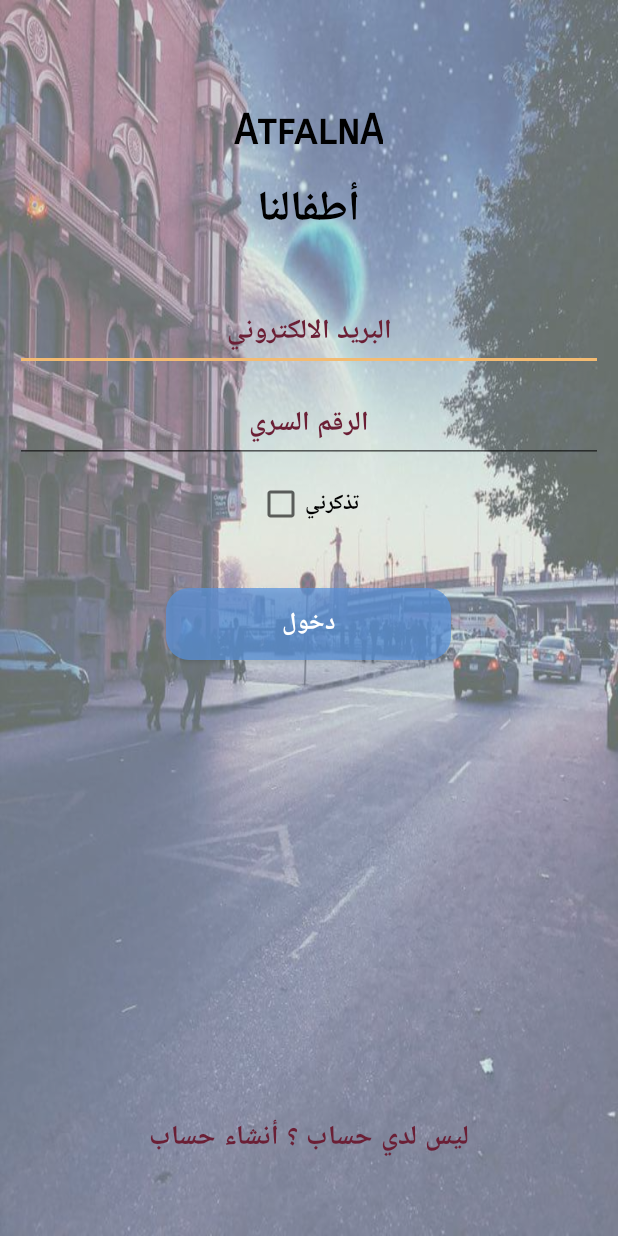
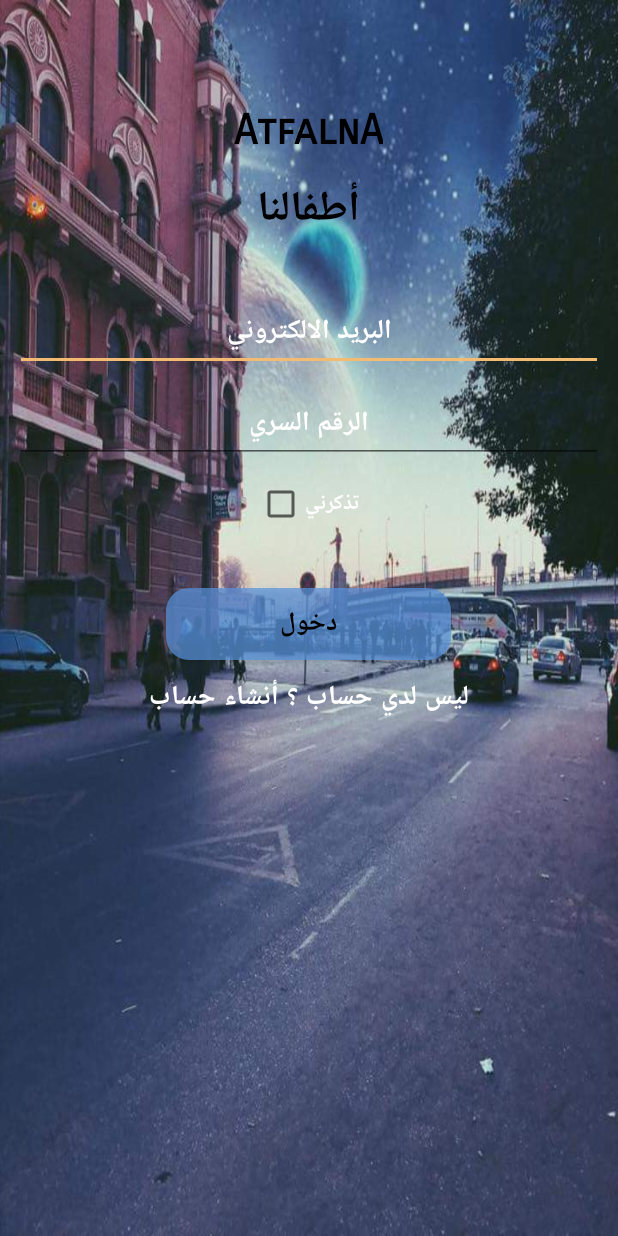
Before and after one commit to amrm2018/amr_project, an Android app: the screen it shows after launch (Login_Activity), on a phone screen of 412 x 824 dp. Run offline under Robolectric (Android 15) with nearby library versions, the phone set to English and light mode, and no system bars.

Commit message:
done desgin welcome screen + login + registration

```diff
--- a/app/src/main/java/atfalna/atfalna/Login_Activity.java
+++ b/app/src/main/java/atfalna/atfalna/Login_Activity.java
@@ -21,5 +21,6 @@ public class Login_Activity extends AppCompatActivity {
     }
 
     public void btn_go_Register(View view) {
+        startActivity(new Intent(getApplicationContext(),Registraion_Activity.class));
     }
 }
--- a/app/src/main/java/atfalna/atfalna/Registraion_Activity.java
+++ b/app/src/main/java/atfalna/atfalna/Registraion_Activity.java
@@ -1,5 +1,6 @@
 package atfalna.atfalna;
 
+import android.content.Intent;
 import android.support.v7.app.AppCompatActivity;
 import android.os.Bundle;
 import android.view.View;
@@ -13,5 +14,6 @@ public class Registraion_Activity extends AppCompatActivity {
     }
 
     public void btn_go_Login(View view) {
+        startActivity(new Intent(getApplicationContext(),Login_Activity.class));
     }
 }
--- a/app/src/main/res/layout/activity_login.xml
+++ b/app/src/main/res/layout/activity_login.xml
@@ -6,12 +6,12 @@
     android:layout_width="match_parent"
     android:layout_height="match_parent"
     tools:context="atfalna.atfalna.Login_Activity"
-    android:background="@drawable/bg_login_4">
+    >
 
     <RelativeLayout
         android:layout_width="match_parent"
         android:layout_height="match_parent"
-        android:background="#61f0f0f1">
+        android:background="@drawable/bg_login_4">
 
 
         <TextView
@@ -63,7 +63,7 @@
                     android:gravity="center_horizontal"
                     android:hint="البريد الالكتروني"
                     android:inputType="textEmailAddress"
-                android:textColorHint="@color/color3"
+                    android:textColorHint="@color/colorWhite"
                     android:textStyle="bold" />
 
                 <EditText
@@ -76,7 +76,8 @@
                     android:gravity="center_horizontal"
                     android:hint="الرقم السري"
                     android:inputType="textPassword"
-                android:textColorHint="@color/color3"
+                    android:textColorHint="@color/colorWhite"
+                    android:textColor="@color/colorWhite"
                     android:textStyle="bold" />
 
                 <CheckBox
@@ -88,7 +89,7 @@
                     android:layout_marginTop="11dp"
                     android:text="تذكرني"
                     android:enabled="true"
-                android:textColor="#000"
+                    android:textColor="#fff"
                     android:textStyle="bold" />
 
                 <Button
@@ -102,27 +103,26 @@
                     android:layout_marginBottom="10dp"
                     android:background="@drawable/styel_btn_login"
                     android:text="دخول"
-                android:textColor="#fff"
-                android:textSize="16sp"
+                    android:textColor="#000"
+                    android:textSize="17sp"
                     android:textStyle="bold" />
-
-        </RelativeLayout>
-
-    </ScrollView>
 
                 <TextView
                     android:id="@+id/tv_go_register"
                     android:layout_width="wrap_content"
                     android:layout_height="wrap_content"
-            android:layout_alignParentBottom="true"
+                    android:layout_below="@+id/button"
                     android:layout_centerHorizontal="true"
-            android:layout_marginBottom="50dp"
                     android:fontFamily="sans-serif-smallcaps"
                     android:onClick="btn_go_Register"
                     android:text="ليس لدي حساب ؟ أنشاء حساب"
-            android:textColor="@color/color3"
+                    android:textColor="@color/colorWhite"
                     android:textSize="18sp"
                     android:textStyle="bold" />
+            </RelativeLayout>
+
+        </ScrollView>
+
 
     </RelativeLayout>
 </RelativeLayout>
```
Also changed, not shown: app/src/main/res/layout/activity_registraion.xml (+12 -18 lines). Lines whose indentation alone changed are shown as unchanged.
